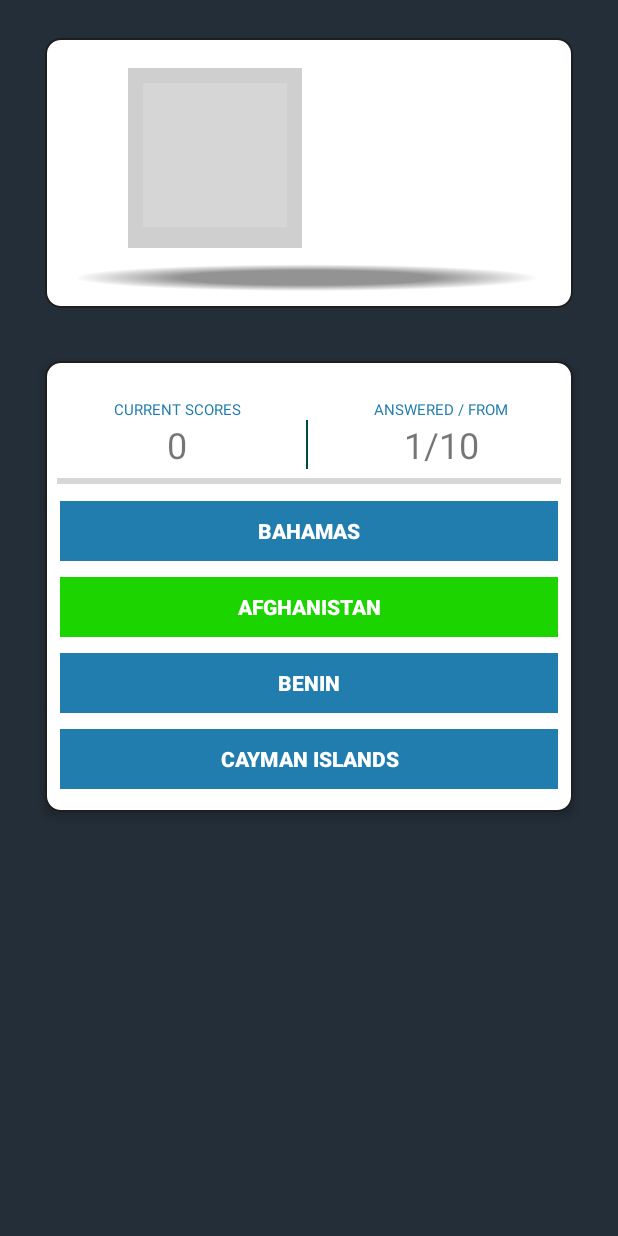
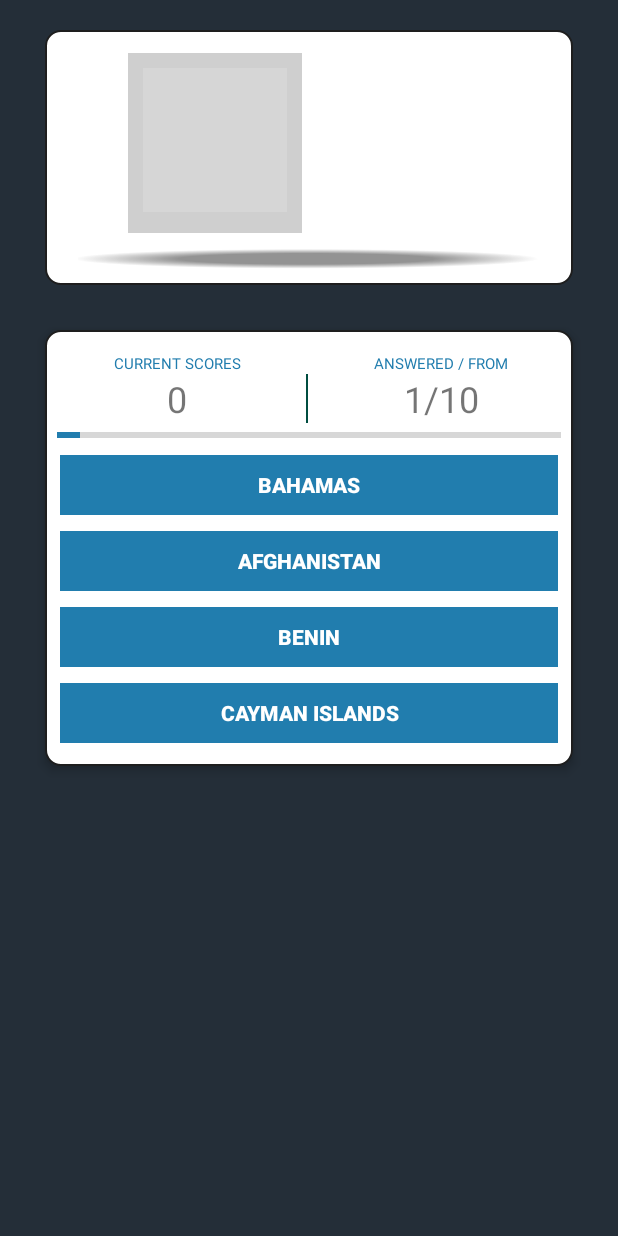
Before and after one commit to Noro94/flags, an Android app: the PlayingClassic screen opened directly, with no data from a screen before it, on a phone screen of 412 x 824 dp. Run offline under Robolectric (Android 15) with nearby library versions, the phone set to English and light mode, and no system bars; grey boxes are pictures that could not be loaded.

Commit message:
Fixed some Bugs in DB and in xml files

```diff
--- a/app/src/main/java/dev/edmt/flagsquizapp/DbHelper/DbHelper.java
+++ b/app/src/main/java/dev/edmt/flagsquizapp/DbHelper/DbHelper.java
@@ -23,7 +23,7 @@ import static dev.edmt.flagsquizapp.Utils.Utils.getCountByMode;
 
 public class DbHelper extends SQLiteOpenHelper {
 
-    private static String DB_NAME = "MyLDB.db";
+    private static String DB_NAME = "MyDataBase.db";
     private static String DB_PATH = "";
     private SQLiteDatabase mDataBase;
     private Context mContext = null;
@@ -32,7 +32,7 @@ public class DbHelper extends SQLiteOpenHelper {
         super(context, DB_NAME, null, 1);
 
         DB_PATH = context.getApplicationInfo().dataDir + "/databases/";
-        File file = new File(DB_PATH+"MyLDB.db");
+        File file = new File(DB_PATH+"MyDataBase.db");
         if(file.exists())
             openDataBase(); // Add this line to fix db.insert can't insert values
         this.mContext = context;
--- a/app/src/main/java/dev/edmt/flagsquizapp/PlayCommon.java
+++ b/app/src/main/java/dev/edmt/flagsquizapp/PlayCommon.java
@@ -23,8 +23,6 @@ import dev.edmt.flagsquizapp.DbHelper.DbHelper;
 import dev.edmt.flagsquizapp.Model.Question;
 
 import static dev.edmt.flagsquizapp.Utils.Utils.*;
-import static dev.edmt.flagsquizapp.constants.Constants.ACTIVE_CLASSIC;
-import static dev.edmt.flagsquizapp.constants.Constants.ACTIVE_REVERT;
 
 public abstract class PlayCommon extends AppCompatActivity {
     protected Handler mHandler = new Handler();
@@ -34,6 +32,7 @@ public abstract class PlayCommon extends AppCompatActivity {
     long interval = 50; // 50 milli second
     long timeout = 10000; // 10 seconds
     int progressValue = 0;
+    int rightAnswerScore;
 
     boolean finishQuizCycle = false;
 
@@ -107,7 +106,7 @@ public abstract class PlayCommon extends AppCompatActivity {
     protected void rightAnswer(final View answer) {
         answeredRight(getApplicationContext(), answer);
 
-        score += 10;
+        score += rightAnswerScore;
         correctAnswer++;
 
         mHandler.postDelayed(new Runnable() {
--- a/app/src/main/java/dev/edmt/flagsquizapp/PlayingClassic.java
+++ b/app/src/main/java/dev/edmt/flagsquizapp/PlayingClassic.java
@@ -15,6 +15,7 @@ import java.util.Map;
 import dev.edmt.flagsquizapp.DbHelper.DbHelper;
 import dev.edmt.flagsquizapp.Model.Question;
 
+import static dev.edmt.flagsquizapp.Utils.Utils.SpeedToScore;
 import static dev.edmt.flagsquizapp.constants.Constants.ACTIVE_CLASSIC;
 import static dev.edmt.flagsquizapp.Utils.Utils.manipulateButtons;
 
@@ -36,6 +37,7 @@ public class PlayingClassic extends PlayCommon implements View.OnClickListener {
         speed = configs.get("SpeedMode");
 
         setTimeoutAndInterval(speed);
+        rightAnswerScore = SpeedToScore(speed);
 
         txtScore = (TextView) findViewById(R.id.txtScore);
         txtQuestion = (TextView) findViewById(R.id.txtQuestion);
--- a/app/src/main/java/dev/edmt/flagsquizapp/PlayingRevert.java
+++ b/app/src/main/java/dev/edmt/flagsquizapp/PlayingRevert.java
@@ -15,6 +15,7 @@ import java.util.Map;
 import dev.edmt.flagsquizapp.DbHelper.DbHelper;
 import dev.edmt.flagsquizapp.Model.Question;
 
+import static dev.edmt.flagsquizapp.Utils.Utils.SpeedToScore;
 import static dev.edmt.flagsquizapp.Utils.Utils.manipulateButtons;
 import static dev.edmt.flagsquizapp.constants.Constants.ACTIVE_REVERT;
 
@@ -38,6 +39,7 @@ public class PlayingRevert extends PlayCommon implements View.OnClickListener {
         speed = configs.get("SpeedMode");
 
         setTimeoutAndInterval(speed);
+        rightAnswerScore = SpeedToScore(speed);
 
         txtScore = (TextView) findViewById(R.id.txtScore);
         txtQuestion = (TextView) findViewById(R.id.txtQuestion);
--- a/app/src/main/java/dev/edmt/flagsquizapp/Utils/Utils.java
+++ b/app/src/main/java/dev/edmt/flagsquizapp/Utils/Utils.java
@@ -4,6 +4,7 @@ import android.content.Context;
 import android.media.MediaPlayer;
 import android.view.View;
 import android.widget.Button;
+import android.widget.Switch;
 import android.widget.Toast;
 
 import java.util.List;
@@ -103,4 +104,19 @@ public class Utils {
                 return MainActivity.class;
         }
     }
+
+    public static int SpeedToScore(String mode) {
+        int score = 0;
+
+        if (mode.equals(Common.SPEED.SLOW.toString()))
+            score = 10;
+        else if (mode.equals(Common.SPEED.MEDIUM.toString()))
+            score = 15;
+        else if (mode.equals(Common.SPEED.FAST.toString()))
+            score = 20;
+        else if (mode.equals(Common.SPEED.FASTEST.toString()))
+            score = 25;
+
+        return score;
+    }
 }
--- a/app/src/main/java/dev/edmt/flagsquizapp/constants/Constants.java
+++ b/app/src/main/java/dev/edmt/flagsquizapp/constants/Constants.java
@@ -1,7 +1,11 @@
 package dev.edmt.flagsquizapp.constants;
 
 import java.util.Arrays;
+import java.util.HashMap;
 import java.util.List;
+import java.util.Map;
+
+import dev.edmt.flagsquizapp.Common.Common;
 
 public class Constants {
     public static final List LIST_OF_COUNTS = Arrays.asList(10, 30, 50, 100);
@@ -26,4 +30,6 @@ public class Constants {
 
     public static final String PLAY_COUNT_TABLE = "UserPlayCount";
     public static final String RANKING_TABLE = "Ranking";
+
+    public static final String EMPTY_SCORES = "Empty score list !";
 }
--- a/app/src/main/res/layout/activity_playing.xml
+++ b/app/src/main/res/layout/activity_playing.xml
@@ -10,9 +10,9 @@
     <RelativeLayout
         android:id="@+id/flagLayout"
         android:layout_alignParentTop="true"
-        android:layout_marginTop="25dp"
+        android:layout_marginTop="20dp"
         android:layout_marginBottom="10dp"
-        android:paddingTop="20dp"
+        android:paddingTop="15dp"
         android:paddingLeft="20dp"
         android:paddingRight="20dp"
         android:paddingBottom="10dp"
@@ -20,7 +20,7 @@
         android:layout_marginRight="30dp"
         android:background="@drawable/round_corner"
         android:layout_width="wrap_content"
-        android:layout_height="180dp">
+        android:layout_height="170dp">
 
 
 
@@ -55,12 +55,12 @@
 
     <RelativeLayout
         android:layout_below="@+id/flagLayout"
-        android:layout_marginTop="25dp"
+        android:layout_marginTop="20dp"
         android:layout_marginLeft="30dp"
         android:layout_marginRight="30dp"
         android:background="@drawable/round_corner"
         android:elevation="4dp"
-        android:paddingTop="20dp"
+        android:paddingTop="10dp"
         android:layout_width="wrap_content"
         android:layout_height="wrap_content">
 
```
Also changed, not shown: app/src/main/java/dev/edmt/flagsquizapp/MainActivity.java (+8 -3 lines), app/src/main/res/layout/activity_main.xml (+2 -13 lines), app/src/main/res/layout/activity_playing_revert.xml (+15 -15 lines), app/src/main/assets/MyDB.db (deleted), app/src/main/assets/MyDataBase.db (added), app/src/main/assets/MyLDB.db (deleted).
